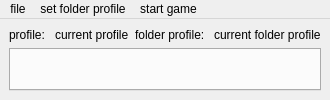
CocoMarck/gta_ProfileSet, file views/xml/main_window.ui: the form before one commit.
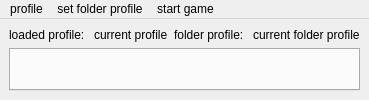
The form after the commit.

Commit message: controller fixes, profile repo fixes. Save profile with good name, and Remove profile without errors.

The edit to the form file:
```diff
--- a/views/xml/main_window.ui
+++ b/views/xml/main_window.ui
@@ -6,15 +6,15 @@
         <!-- Menu -->
         <widget class="QMenuBar" name="menuBar">
 
-            <widget class="QMenu" name="fileMenu">
+            <widget class="QMenu" name="profileMenu">
                 <property name="title">
-                    <string>file</string>
+                    <string>profile</string>
                 </property>
                 <addaction name="actionOpenProfile"/>
                 <addaction name="actionSaveProfile"/>
                 <addaction name="actionRemoveProfile"/>
             </widget>
-            <addaction name="fileMenu"/>
+            <addaction name="profileMenu"/>
             <addaction name="actionSetFolderProfile"/>
             <addaction name="actionStartGame"/>
         </widget>
@@ -60,7 +60,7 @@
                         <item>
                             <widget class="QLabel" name="labelProfile">
                                 <property name="text">
-                                    <string>profile: </string>
+                                    <string>loaded profile: </string>
                                 </property>
                             </widget>
                         </item>
```
Left out of the diff: 12 changed lines with no effect on the pictures. The commit also changes 12 other files.
